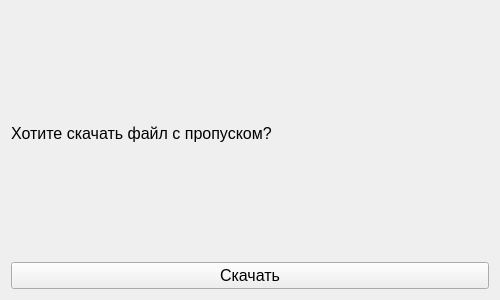
The window that YandexProject1/ui_files/teacher_save_file.ui (JKarak/app-for-applications) describes before a commit, drawn with Qt 5.
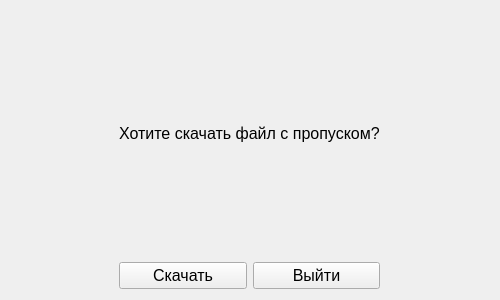
The same window after the commit.

```diff
--- a/YandexProject1/ui_files/teacher_save_file.ui
+++ b/YandexProject1/ui_files/teacher_save_file.ui
@@ -15,7 +15,15 @@
   </property>
   <layout class="QVBoxLayout" name="verticalLayout">
    <item>
+    <layout class="QGridLayout" name="gridLayout">
+     <item row="1" column="0">
     <widget class="QLabel" name="label">
+       <property name="sizePolicy">
+        <sizepolicy hsizetype="Fixed" vsizetype="Fixed">
+         <horstretch>0</horstretch>
+         <verstretch>0</verstretch>
+        </sizepolicy>
+       </property>
      <property name="font">
       <font>
        <pointsize>12</pointsize>
@@ -26,8 +34,42 @@
      </property>
     </widget>
    </item>
-   <item>
+     <item row="2" column="0">
+      <spacer name="verticalSpacer_2">
+       <property name="orientation">
+        <enum>Qt::Vertical</enum>
+       </property>
+       <property name="sizeHint" stdset="0">
+        <size>
+         <width>20</width>
+         <height>40</height>
+        </size>
+       </property>
+      </spacer>
+     </item>
+     <item row="0" column="0">
+      <spacer name="verticalSpacer">
+       <property name="orientation">
+        <enum>Qt::Vertical</enum>
+       </property>
+       <property name="sizeHint" stdset="0">
+        <size>
+         <width>20</width>
+         <height>40</height>
+        </size>
+       </property>
+      </spacer>
+     </item>
+     <item row="3" column="0">
+      <layout class="QGridLayout" name="gridLayout_3">
+       <item row="0" column="0">
     <widget class="QPushButton" name="pushButton">
+         <property name="sizePolicy">
+          <sizepolicy hsizetype="Minimum" vsizetype="Fixed">
+           <horstretch>0</horstretch>
+           <verstretch>0</verstretch>
+          </sizepolicy>
+         </property>
      <property name="font">
       <font>
        <pointsize>12</pointsize>
@@ -37,6 +79,22 @@
       <string>Скачать</string>
      </property>
     </widget>
+       </item>
+       <item row="0" column="1">
+        <widget class="QPushButton" name="pushButton_2">
+         <property name="font">
+          <font>
+           <pointsize>12</pointsize>
+          </font>
+         </property>
+         <property name="text">
+          <string>Выйти</string>
+         </property>
+        </widget>
+       </item>
+      </layout>
+     </item>
+    </layout>
    </item>
   </layout>
  </widget>
```
Lines whose indentation alone changed are shown as unchanged.
